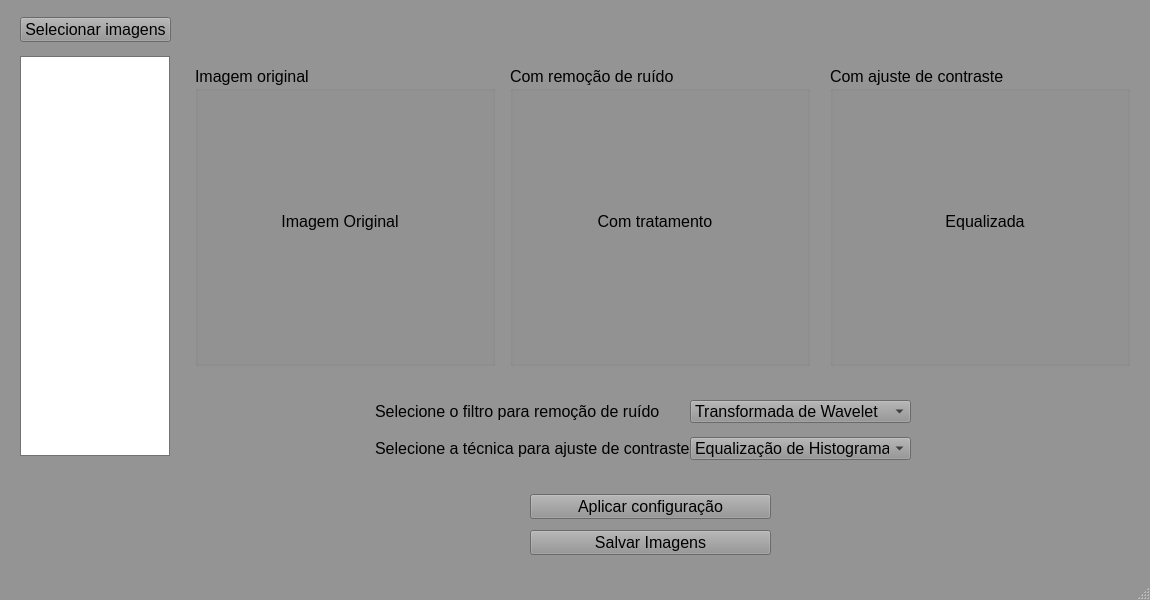
This is main_window.ui in vitoriabarros132/image-editor-app as Qt 5 draws it before an edit. The edited form follows.
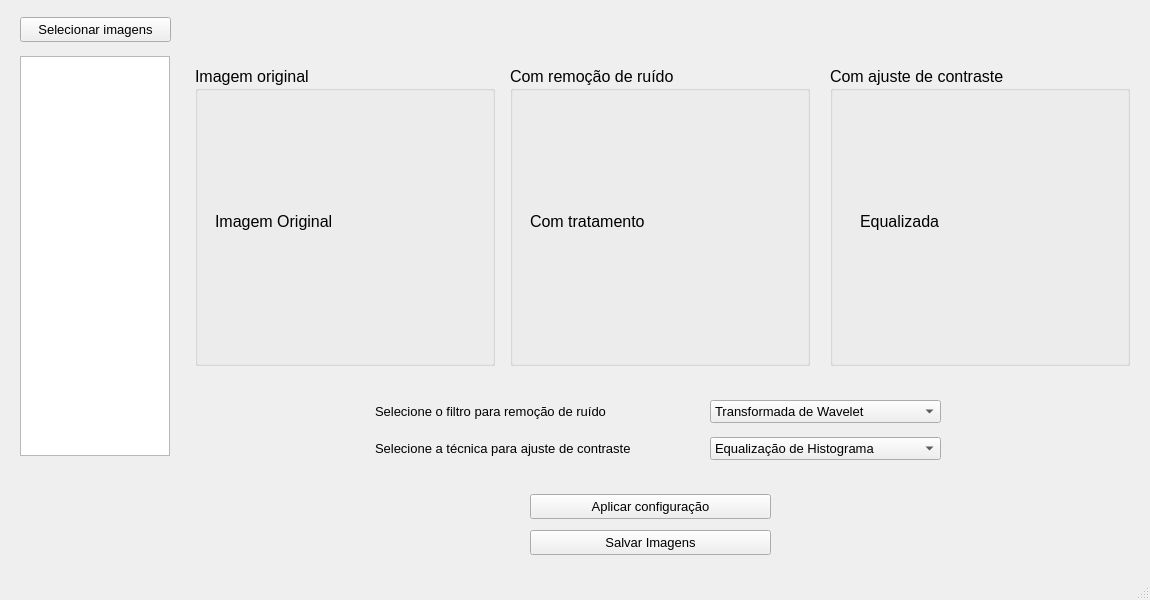
This is the edited form.

Commit message: Atualização da interface, adicionado função para exibir icone quando exportar para .exe

Diff of the .ui file:
```diff
--- a/main_window.ui
+++ b/main_window.ui
@@ -22,493 +22,6 @@
     <height>600</height>
    </size>
   </property>
-  <property name="palette">
-   <palette>
-    <active>
-     <colorrole role="WindowText">
-      <brush brushstyle="SolidPattern">
-       <color alpha="255">
-        <red>0</red>
-        <green>0</green>
-        <blue>0</blue>
-       </color>
-      </brush>
-     </colorrole>
-     <colorrole role="Button">
-      <brush brushstyle="SolidPattern">
-       <color alpha="255">
-        <red>148</red>
-        <green>148</green>
-        <blue>148</blue>
-       </color>
-      </brush>
-     </colorrole>
-     <colorrole role="Light">
-      <brush brushstyle="SolidPattern">
-       <color alpha="255">
-        <red>222</red>
-        <green>222</green>
-        <blue>222</blue>
-       </color>
-      </brush>
-     </colorrole>
-     <colorrole role="Midlight">
-      <brush brushstyle="SolidPattern">
-       <color alpha="255">
-        <red>185</red>
-        <green>185</green>
-        <blue>185</blue>
-       </color>
-      </brush>
-     </colorrole>
-     <colorrole role="Dark">
-      <brush brushstyle="SolidPattern">
-       <color alpha="255">
-        <red>74</red>
-        <green>74</green>
-        <blue>74</blue>
-       </color>
-      </brush>
-     </colorrole>
-     <colorrole role="Mid">
-      <brush brushstyle="SolidPattern">
-       <color alpha="255">
-        <red>99</red>
-        <green>99</green>
-        <blue>99</blue>
-       </color>
-      </brush>
-     </colorrole>
-     <colorrole role="Text">
-      <brush brushstyle="SolidPattern">
-       <color alpha="255">
-        <red>0</red>
-        <green>0</green>
-        <blue>0</blue>
-       </color>
-      </brush>
-     </colorrole>
-     <colorrole role="BrightText">
-      <brush brushstyle="SolidPattern">
-       <color alpha="255">
-        <red>255</red>
-        <green>255</green>
-        <blue>255</blue>
-       </color>
-      </brush>
-     </colorrole>
-     <colorrole role="ButtonText">
-      <brush brushstyle="SolidPattern">
-       <color alpha="255">
-        <red>0</red>
-        <green>0</green>
-        <blue>0</blue>
-       </color>
-      </brush>
-     </colorrole>
-     <colorrole role="Base">
-      <brush brushstyle="SolidPattern">
-       <color alpha="255">
-        <red>255</red>
-        <green>255</green>
-        <blue>255</blue>
-       </color>
-      </brush>
-     </colorrole>
-     <colorrole role="Window">
-      <brush brushstyle="SolidPattern">
-       <color alpha="255">
-        <red>148</red>
-        <green>148</green>
-        <blue>148</blue>
-       </color>
-      </brush>
-     </colorrole>
-     <colorrole role="Shadow">
-      <brush brushstyle="SolidPattern">
-       <color alpha="255">
-        <red>0</red>
-        <green>0</green>
-        <blue>0</blue>
-       </color>
-      </brush>
-     </colorrole>
-     <colorrole role="Highlight">
-      <brush brushstyle="SolidPattern">
-       <color alpha="255">
-        <red>0</red>
-        <green>0</green>
-        <blue>0</blue>
-       </color>
-      </brush>
-     </colorrole>
-     <colorrole role="AlternateBase">
-      <brush brushstyle="SolidPattern">
-       <color alpha="255">
-        <red>201</red>
-        <green>201</green>
-        <blue>201</blue>
-       </color>
-      </brush>
-     </colorrole>
-     <colorrole role="ToolTipBase">
-      <brush brushstyle="SolidPattern">
-       <color alpha="255">
-        <red>255</red>
-        <green>255</green>
-        <blue>220</blue>
-       </color>
-      </brush>
-     </colorrole>
-     <colorrole role="ToolTipText">
-      <brush brushstyle="SolidPattern">
-       <color alpha="255">
-        <red>0</red>
-        <green>0</green>
-        <blue>0</blue>
-       </color>
-      </brush>
-     </colorrole>
-     <colorrole role="PlaceholderText">
-      <brush brushstyle="SolidPattern">
-       <color alpha="127">
-        <red>0</red>
-        <green>0</green>
-        <blue>0</blue>
-       </color>
-      </brush>
-     </colorrole>
-     <colorrole role="Accent">
-      <brush brushstyle="SolidPattern">
-       <color alpha="255">
-        <red>255</red>
-        <green>255</green>
-        <blue>255</blue>
-       </color>
-      </brush>
-     </colorrole>
-    </active>
-    <inactive>
-     <colorrole role="WindowText">
-      <brush brushstyle="SolidPattern">
-       <color alpha="255">
-        <red>0</red>
-        <green>0</green>
-        <blue>0</blue>
-       </color>
-      </brush>
-     </colorrole>
-     <colorrole role="Button">
-      <brush brushstyle="SolidPattern">
-       <color alpha="255">
-        <red>148</red>
-        <green>148</green>
-        <blue>148</blue>
-       </color>
-      </brush>
-     </colorrole>
-     <colorrole role="Light">
-      <brush brushstyle="SolidPattern">
-       <color alpha="255">
-        <red>222</red>
-        <green>222</green>
-        <blue>222</blue>
-       </color>
-      </brush>
-     </colorrole>
-     <colorrole role="Midlight">
-      <brush brushstyle="SolidPattern">
-       <color alpha="255">
-        <red>185</red>
-        <green>185</green>
-        <blue>185</blue>
-       </color>
-      </brush>
-     </colorrole>
-     <colorrole role="Dark">
-      <brush brushstyle="SolidPattern">
-       <color alpha="255">
-        <red>74</red>
-        <green>74</green>
-        <blue>74</blue>
-       </color>
-      </brush>
-     </colorrole>
-     <colorrole role="Mid">
-      <brush brushstyle="SolidPattern">
-       <color alpha="255">
-        <red>99</red>
-        <green>99</green>
-        <blue>99</blue>
-       </color>
-      </brush>
-     </colorrole>
-     <colorrole role="Text">
-      <brush brushstyle="SolidPattern">
-       <color alpha="255">
-        <red>0</red>
-        <green>0</green>
-        <blue>0</blue>
-       </color>
-      </brush>
-     </colorrole>
-     <colorrole role="BrightText">
-      <brush brushstyle="SolidPattern">
-       <color alpha="255">
-        <red>255</red>
-        <green>255</green>
-        <blue>255</blue>
-       </color>
-      </brush>
-     </colorrole>
-     <colorrole role="ButtonText">
-      <brush brushstyle="SolidPattern">
-       <color alpha="255">
-        <red>0</red>
-        <green>0</green>
-        <blue>0</blue>
-       </color>
-      </brush>
-     </colorrole>
-     <colorrole role="Base">
-      <brush brushstyle="SolidPattern">
-       <color alpha="255">
-        <red>255</red>
-        <green>255</green>
-        <blue>255</blue>
-       </color>
-      </brush>
-     </colorrole>
-     <colorrole role="Window">
-      <brush brushstyle="SolidPattern">
-       <color alpha="255">
-        <red>148</red>
-        <green>148</green>
-        <blue>148</blue>
-       </color>
-      </brush>
-     </colorrole>
-     <colorrole role="Shadow">
-      <brush brushstyle="SolidPattern">
-       <color alpha="255">
-        <red>0</red>
-        <green>0</green>
-        <blue>0</blue>
-       </color>
-      </brush>
-     </colorrole>
-     <colorrole role="Highlight">
-      <brush brushstyle="SolidPattern">
-       <color alpha="255">
-        <red>0</red>
-        <green>0</green>
-        <blue>0</blue>
-       </color>
-      </brush>
-     </colorrole>
-     <colorrole role="AlternateBase">
-      <brush brushstyle="SolidPattern">
-       <color alpha="255">
-        <red>201</red>
-        <green>201</green>
-        <blue>201</blue>
-       </color>
-      </brush>
-     </colorrole>
-     <colorrole role="ToolTipBase">
-      <brush brushstyle="SolidPattern">
-       <color alpha="255">
-        <red>255</red>
-        <green>255</green>
-        <blue>220</blue>
-       </color>
-      </brush>
-     </colorrole>
-     <colorrole role="ToolTipText">
-      <brush brushstyle="SolidPattern">
-       <color alpha="255">
-        <red>0</red>
-        <green>0</green>
-        <blue>0</blue>
-       </color>
-      </brush>
-     </colorrole>
-     <colorrole role="PlaceholderText">
-      <brush brushstyle="SolidPattern">
-       <color alpha="127">
-        <red>0</red>
-        <green>0</green>
-        <blue>0</blue>
-       </color>
-      </brush>
-     </colorrole>
-     <colorrole role="Accent">
-      <brush brushstyle="SolidPattern">
-       <color alpha="255">
-        <red>255</red>
-        <green>255</green>
-        <blue>255</blue>
-       </color>
-      </brush>
-     </colorrole>
-    </inactive>
-    <disabled>
-     <colorrole role="WindowText">
-      <brush brushstyle="SolidPattern">
-       <color alpha="255">
-        <red>74</red>
-        <green>74</green>
-        <blue>74</blue>
-       </color>
-      </brush>
-     </colorrole>
-     <colorrole role="Button">
-      <brush brushstyle="SolidPattern">
-       <color alpha="255">
-        <red>148</red>
-        <green>148</green>
-        <blue>148</blue>
-       </color>
-      </brush>
-     </colorrole>
-     <colorrole role="Light">
-      <brush brushstyle="SolidPattern">
-       <color alpha="255">
-        <red>222</red>
-        <green>222</green>
-        <blue>222</blue>
-       </color>
-      </brush>
-     </colorrole>
-     <colorrole role="Midlight">
-      <brush brushstyle="SolidPattern">
-       <color alpha="255">
-        <red>185</red>
-        <green>185</green>
-        <blue>185</blue>
-       </color>
-      </brush>
-     </colorrole>
-     <colorrole role="Dark">
-      <brush brushstyle="SolidPattern">
-       <color alpha="255">
-        <red>74</red>
-        <green>74</green>
-        <blue>74</blue>
-       </color>
-      </brush>
-     </colorrole>
-     <colorrole role="Mid">
-      <brush brushstyle="SolidPattern">
-       <color alpha="255">
-        <red>99</red>
-        <green>99</green>
-        <blue>99</blue>
-       </color>
-      </brush>
-     </colorrole>
-     <colorrole role="Text">
-      <brush brushstyle="SolidPattern">
-       <color alpha="255">
-        <red>74</red>
-        <green>74</green>
-        <blue>74</blue>
-       </color>
-      </brush>
-     </colorrole>
-     <colorrole role="BrightText">
-      <brush brushstyle="SolidPattern">
-       <color alpha="255">
-        <red>255</red>
-        <green>255</green>
-        <blue>255</blue>
-       </color>
-      </brush>
-     </colorrole>
-     <colorrole role="ButtonText">
-      <brush brushstyle="SolidPattern">
-       <color alpha="255">
-        <red>74</red>
-        <green>74</green>
-        <blue>74</blue>
-       </color>
-      </brush>
-     </colorrole>
-     <colorrole role="Base">
-      <brush brushstyle="SolidPattern">
-       <color alpha="255">
-        <red>148</red>
-        <green>148</green>
-        <blue>148</blue>
-       </color>
-      </brush>
-     </colorrole>
-     <colorrole role="Window">
-      <brush brushstyle="SolidPattern">
-       <color alpha="255">
-        <red>148</red>
-        <green>148</green>
-        <blue>148</blue>
-       </color>
-      </brush>
-     </colorrole>
-     <colorrole role="Shadow">
-      <brush brushstyle="SolidPattern">
-       <color alpha="255">
-        <red>0</red>
-        <green>0</green>
-        <blue>0</blue>
-       </color>
-      </brush>
-     </colorrole>
-     <colorrole role="AlternateBase">
-      <brush brushstyle="SolidPattern">
-       <color alpha="255">
-        <red>148</red>
-        <green>148</green>
-        <blue>148</blue>
-       </color>
-      </brush>
-     </colorrole>
-     <colorrole role="ToolTipBase">
-      <brush brushstyle="SolidPattern">
-       <color alpha="255">
-        <red>255</red>
-        <green>255</green>
-        <blue>220</blue>
-       </color>
-      </brush>
-     </colorrole>
-     <colorrole role="ToolTipText">
-      <brush brushstyle="SolidPattern">
-       <color alpha="255">
-        <red>0</red>
-        <green>0</green>
-        <blue>0</blue>
-       </color>
-      </brush>
-     </colorrole>
-     <colorrole role="PlaceholderText">
-      <brush brushstyle="SolidPattern">
-       <color alpha="127">
-        <red>74</red>
-        <green>74</green>
-        <blue>74</blue>
-       </color>
-      </brush>
-     </colorrole>
-     <colorrole role="Accent">
-      <brush brushstyle="SolidPattern">
-       <color alpha="255">
-        <red>192</red>
-        <green>192</green>
-        <blue>192</blue>
-       </color>
-      </brush>
-     </colorrole>
-    </disabled>
-   </palette>
-  </property>
   <property name="font">
    <font>
     <family>Arial</family>
@@ -528,6 +41,12 @@
       <height>25</height>
      </rect>
     </property>
+    <property name="font">
+     <font>
+      <family>Arial</family>
+      <pointsize>10</pointsize>
+     </font>
+    </property>
     <property name="text">
      <string>Selecionar imagens</string>
     </property>
@@ -541,6 +60,12 @@
       <height>23</height>
      </rect>
     </property>
+    <property name="font">
+     <font>
+      <family>Arial</family>
+      <pointsize>10</pointsize>
+     </font>
+    </property>
     <property name="text">
      <string>Selecione o filtro para remoção de ruído</string>
     </property>
@@ -548,12 +73,18 @@
    <widget class="QComboBox" name="equalizationBox">
     <property name="geometry">
      <rect>
-      <x>690</x>
+      <x>710</x>
       <y>437</y>
-      <width>221</width>
+      <width>231</width>
       <height>23</height>
      </rect>
     </property>
+    <property name="font">
+     <font>
+      <family>Arial</family>
+      <pointsize>10</pointsize>
+     </font>
+    </property>
     <item>
      <property name="text">
       <string>Equalização de Histograma</string>
@@ -574,6 +105,12 @@
       <height>23</height>
      </rect>
     </property>
+    <property name="font">
+     <font>
+      <family>Arial</family>
+      <pointsize>10</pointsize>
+     </font>
+    </property>
     <property name="text">
      <string>Selecione a técnica para ajuste de contraste</string>
     </property>
@@ -587,6 +124,12 @@
       <height>25</height>
      </rect>
     </property>
+    <property name="font">
+     <font>
+      <family>Arial</family>
+      <pointsize>10</pointsize>
+     </font>
+    </property>
     <property name="text">
      <string>Aplicar configuração</string>
     </property>
@@ -600,6 +143,12 @@
       <height>25</height>
      </rect>
     </property>
+    <property name="font">
+     <font>
+      <family>Arial</family>
+      <pointsize>10</pointsize>
+     </font>
+    </property>
     <property name="text">
      <string>Salvar Imagens</string>
     </property>
@@ -607,12 +156,18 @@
    <widget class="QComboBox" name="filterBox">
     <property name="geometry">
      <rect>
-      <x>690</x>
+      <x>710</x>
       <y>400</y>
-      <width>221</width>
+      <width>231</width>
       <height>23</height>
      </rect>
     </property>
+    <property name="font">
+     <font>
+      <family>Arial</family>
+      <pointsize>10</pointsize>
+     </font>
+    </property>
     <property name="currentIndex">
      <number>0</number>
     </property>
@@ -707,9 +262,6 @@
      <property name="text">
       <string>Equalizada</string>
      </property>
-     <property name="alignment">
-      <set>Qt::AlignmentFlag::AlignCenter</set>
-     </property>
     </widget>
    </widget>
    <widget class="QGroupBox" name="groupBox">
@@ -763,9 +315,6 @@
      <property name="text">
       <string>Imagem Original</string>
      </property>
-     <property name="alignment">
-      <set>Qt::AlignmentFlag::AlignCenter</set>
-     </property>
     </widget>
    </widget>
    <widget class="QGroupBox" name="groupBox_2">
@@ -816,9 +365,6 @@
      <property name="text">
       <string>Com tratamento</string>
      </property>
-     <property name="alignment">
-      <set>Qt::AlignmentFlag::AlignCenter</set>
-     </property>
     </widget>
    </widget>
   </widget>
```
The commit also changes 2 other files.
